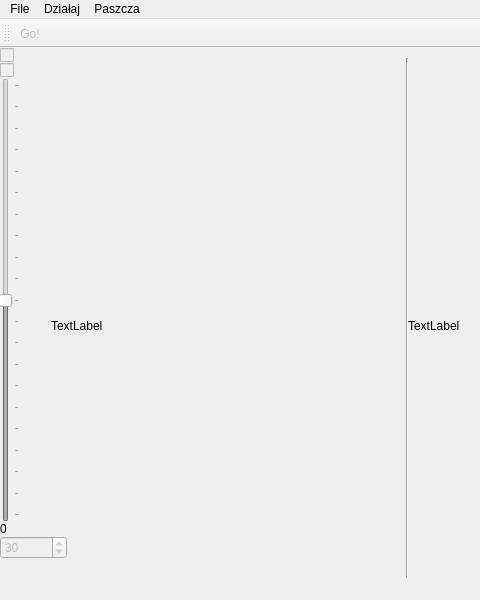
Athantor/sobel, file sobel.ui: the form before one commit; both pictures show x 0 to 480 and y 0 to 600 of the 800 by 600 pixel window.
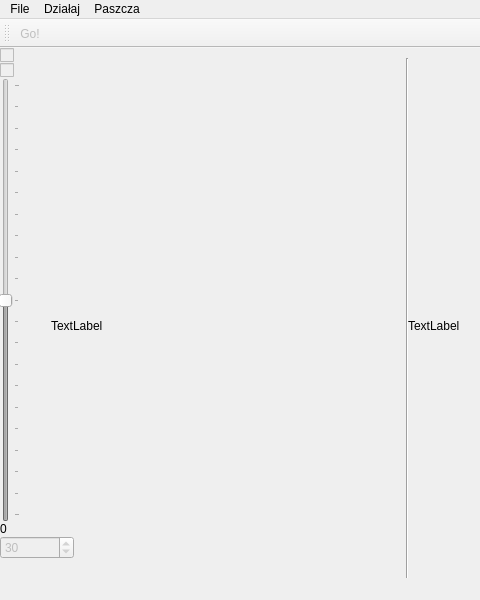
The form after the commit.

The edit to the form file:
```diff
--- a/sobel.ui
+++ b/sobel.ui
@@ -69,7 +69,7 @@
      <rect>
       <x>0</x>
       <y>0</y>
-      <width>59</width>
+      <width>74</width>
       <height>511</height>
      </rect>
     </property>
```
Left out of the diff: 38 changed lines with no effect on the pictures.
